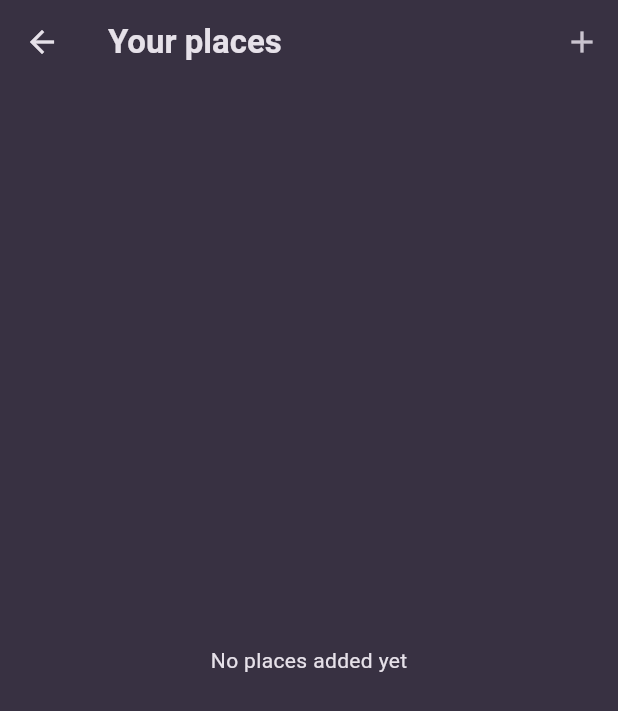
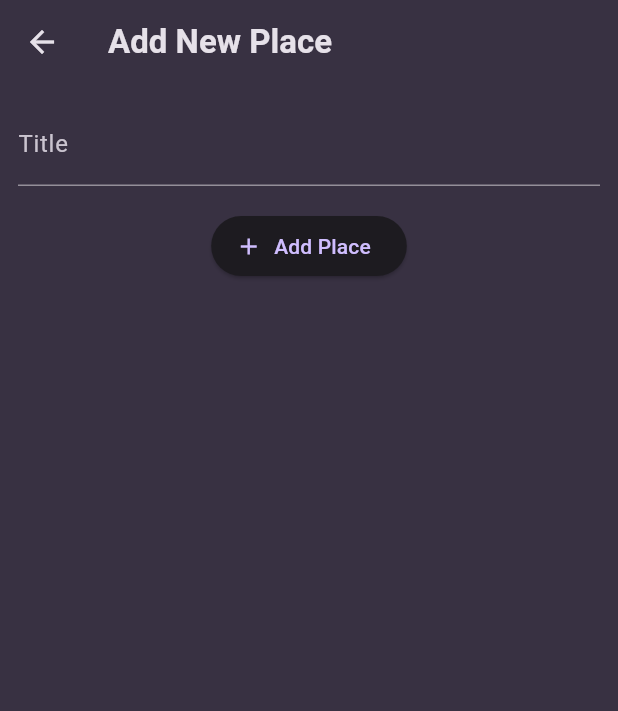
Before and after one commit to lahotimohit/Favourite-Places, a Flutter app: the PlacesScreen screen opened directly, after a tap on the "add" icon, on a phone screen of 412 x 824 dp. Shown: the top 711 px of the screen. Run offline on Flutter 3.47's test engine with Material 3 defaults, Android fonts, the phone set to English and light mode, and no system bars; our stand-ins replace google_fonts.

Commit message:
Adding places logic inserted

```diff
--- a/lib/screens/places.dart
+++ b/lib/screens/places.dart
@@ -1,3 +1,4 @@
+import 'package:favorite_places/screens/places_add.dart';
 import 'package:favorite_places/widgets/places_list.dart';
 import 'package:flutter/material.dart';
 
@@ -9,7 +10,14 @@ class PlacesScreen extends StatelessWidget {
     return Scaffold(
       appBar: AppBar(
         title: const Text("Your places"),
-        actions: [IconButton(onPressed: () {}, icon: const Icon(Icons.add))],
+        actions: [
+          IconButton(
+              onPressed: () {
+                Navigator.of(context)
+                    .push(MaterialPageRoute(builder: (ctx) => AddPlacesList()));
+              },
+              icon: const Icon(Icons.add))
+        ],
       ),
       body: PlacesList(
         places: [],
--- a/lib/screens/places_add.dart
+++ b/lib/screens/places_add.dart
@@ -0,0 +1,43 @@
+import 'package:flutter/material.dart';
+
+class AddPlacesList extends StatefulWidget {
+  const AddPlacesList({super.key});
+
+  @override
+  State<AddPlacesList> createState() {
+    return _AddPlacesList();
+  }
+}
+
+class _AddPlacesList extends State<AddPlacesList> {
+  final _titleController = TextEditingController();
+
+  @override
+  Widget build(BuildContext context) {
+    return Scaffold(
+      appBar: AppBar(
+        title: const Text("Add New Place"),
+      ),
+      body: SingleChildScrollView(
+        padding: const EdgeInsets.all(12),
+        child: Column(
+          children: [
+            TextField(
+              decoration: const InputDecoration(labelText: "Title"),
+              controller: _titleController,
+              style: TextStyle(color: Theme.of(context).colorScheme.onSurface),
+            ),
+            const SizedBox(
+              height: 16,
+            ),
+            ElevatedButton.icon(
+              onPressed: () {},
+              icon: const Icon(Icons.add),
+              label: const Text("Add Place"),
+            )
+          ],
+        ),
+      ),
+    );
+  }
+}
```
